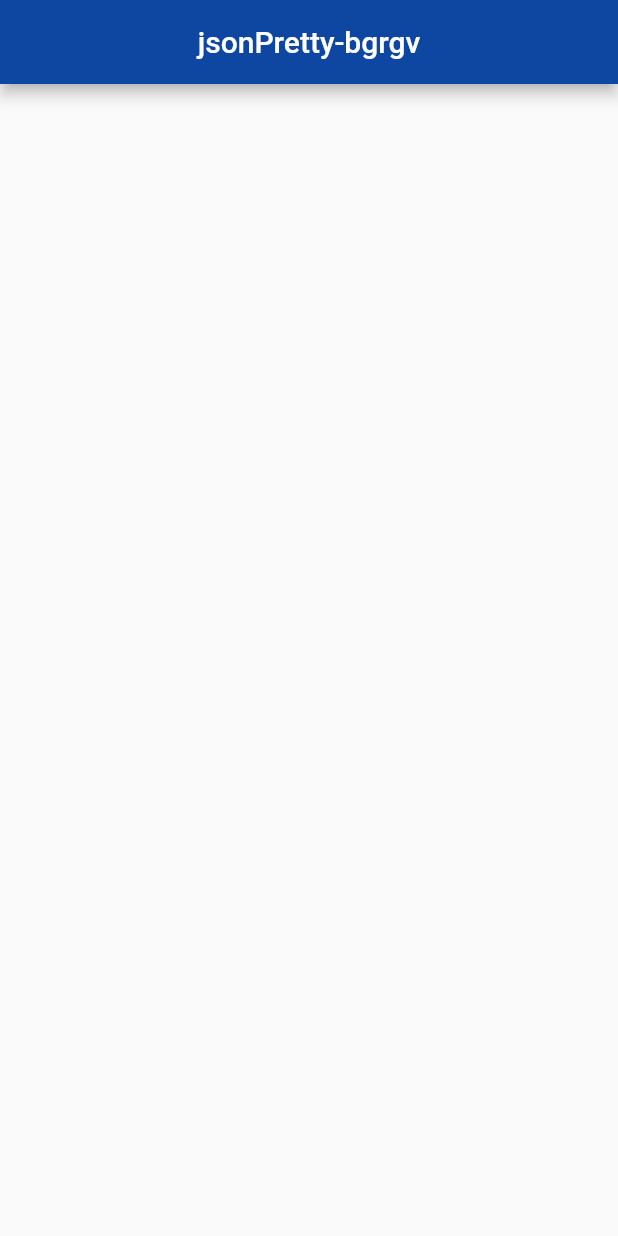
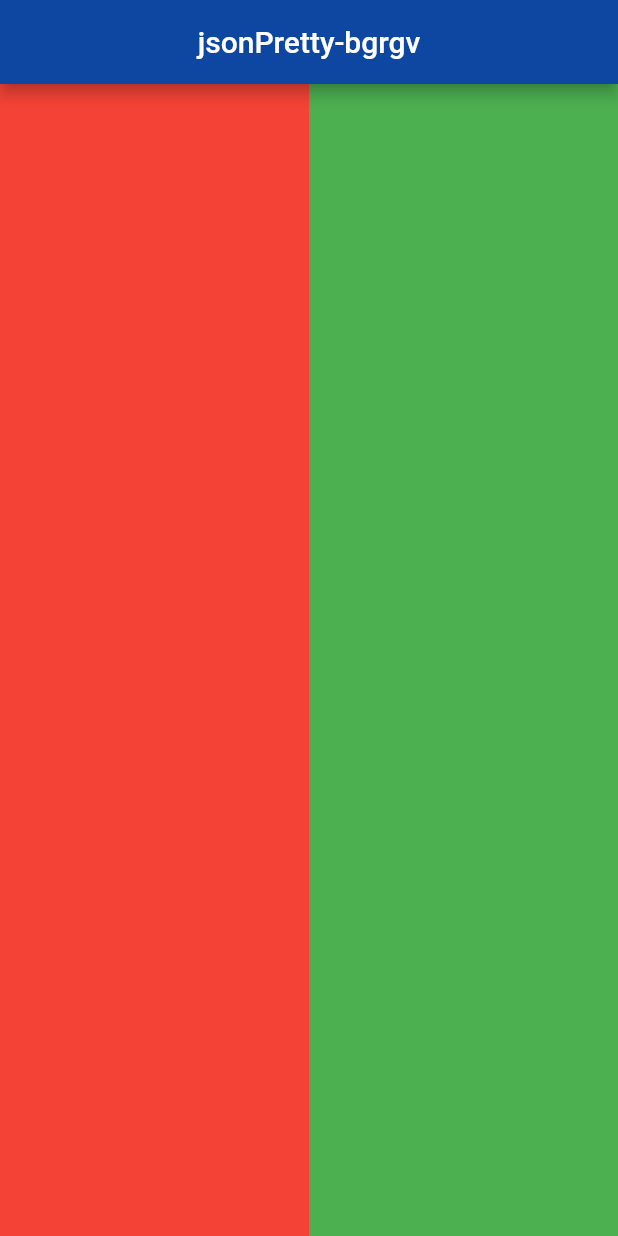
Before and after one commit to bgrgv/jsonPretty, a Flutter app: the screen it shows after launch, on a phone screen of 412 x 824 dp. Run offline on Flutter 3.47's test engine with Material 2 defaults, Android fonts, the phone set to English and light mode, and no system bars.

Commit message:
added base layout

```diff
--- a/lib/screens/home.dart
+++ b/lib/screens/home.dart
@@ -1,4 +1,5 @@
 import 'package:flutter/material.dart';
+import 'package:jsonPretty/screens/views.dart';
 
 class HomePage extends StatefulWidget {
   @override
@@ -16,7 +17,7 @@ class _HomePageState extends State<HomePage> {
       ),
       body: Row(
         children: <Widget>[
-          Container(), //will replace later with required widget
+          Expanded(child: View()), //will replace later with required widget
         ],
       ),
     );
--- /dev/null
+++ b/lib/screens/views.dart
@@ -0,0 +1,29 @@
+import 'package:flutter/material.dart';
+
+class View extends StatefulWidget {
+  @override
+  _ViewState createState() => _ViewState();
+}
+
+class _ViewState extends State<View> {
+  @override
+  Widget build(BuildContext context) {
+    return Row(
+      children: <Widget>[
+        // Let's create two equally sized columns
+        Flexible(
+          flex: 5,
+          child: Container(
+            color: Colors.red,
+          ),
+        ),
+        Flexible(
+          flex: 5,
+          child: Container(
+            color: Colors.green,
+          ),
+        )
+      ],
+    );
+  }
+}
```
Also changed, not shown: 1 other file.
